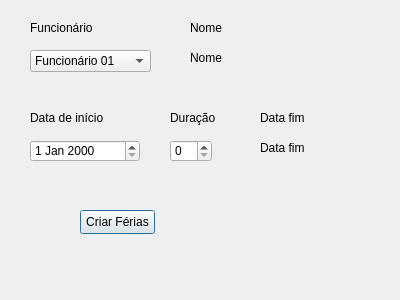
efabreu/Ferramentas-de-manuten-o, file ferias.ui: the form before one commit.
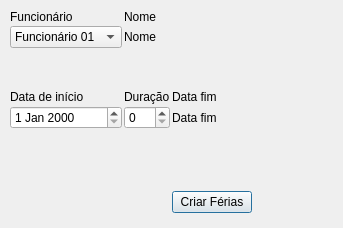
The form after the commit.

What changed in the file:
```diff
--- a/ferias.ui
+++ b/ferias.ui
@@ -6,133 +6,102 @@
    <rect>
     <x>0</x>
     <y>0</y>
-    <width>400</width>
-    <height>300</height>
+    <width>343</width>
+    <height>228</height>
    </rect>
   </property>
   <property name="windowTitle">
    <string>Dialog</string>
   </property>
-  <widget class="QSpinBox" name="spinBox_duracao">
+  <widget class="QWidget" name="layoutWidget">
    <property name="geometry">
     <rect>
-     <x>170</x>
-     <y>140</y>
-     <width>42</width>
-     <height>22</height>
+     <x>10</x>
+     <y>10</y>
+     <width>321</width>
+     <height>201</height>
     </rect>
    </property>
-  </widget>
-  <widget class="QDateEdit" name="dateEdit_inicio">
-   <property name="geometry">
-    <rect>
-     <x>30</x>
-     <y>140</y>
-     <width>110</width>
-     <height>22</height>
-    </rect>
-   </property>
-  </widget>
-  <widget class="QLabel" name="label_inicio">
-   <property name="geometry">
-    <rect>
-     <x>30</x>
-     <y>110</y>
-     <width>111</width>
-     <height>16</height>
-    </rect>
-   </property>
+   <layout class="QGridLayout" name="gridLayout">
+    <property name="sizeConstraint">
+     <enum>QLayout::SetFixedSize</enum>
+    </property>
+    <property name="spacing">
+     <number>2</number>
+    </property>
+    <item row="2" column="1" colspan="2">
+     <widget class="QLabel" name="label_nome_2">
    <property name="text">
-    <string>Data de início</string>
-   </property>
-  </widget>
-  <widget class="QLabel" name="label_duracao">
-   <property name="geometry">
-    <rect>
-     <x>170</x>
-     <y>110</y>
-     <width>51</width>
-     <height>16</height>
-    </rect>
-   </property>
-   <property name="text">
-    <string>Duração</string>
-   </property>
-  </widget>
-  <widget class="QLabel" name="label_fim">
-   <property name="geometry">
-    <rect>
-     <x>260</x>
-     <y>110</y>
-     <width>111</width>
-     <height>16</height>
-    </rect>
-   </property>
-   <property name="text">
-    <string>Data fim</string>
-   </property>
-  </widget>
-  <widget class="QLabel" name="label_fim_data">
-   <property name="geometry">
-    <rect>
-     <x>260</x>
-     <y>140</y>
-     <width>111</width>
-     <height>16</height>
-    </rect>
-   </property>
-   <property name="text">
-    <string>Data fim</string>
-   </property>
-  </widget>
+       <string>Nome</string>
+      </property>
+     </widget>
+    </item>
+    <item row="5" column="0">
+     <widget class="QDateEdit" name="dateEdit_inicio"/>
+    </item>
+    <item row="6" column="0">
+     <spacer name="verticalSpacer_2">
+      <property name="orientation">
+       <enum>Qt::Vertical</enum>
+      </property>
+      <property name="sizeType">
+       <enum>QSizePolicy::Fixed</enum>
+      </property>
+      <property name="sizeHint" stdset="0">
+       <size>
+        <width>20</width>
+        <height>60</height>
+       </size>
+      </property>
+     </spacer>
+    </item>
+    <item row="7" column="2">
   <widget class="QPushButton" name="pushButton_criarferias">
-   <property name="geometry">
-    <rect>
-     <x>80</x>
-     <y>210</y>
-     <width>75</width>
-     <height>24</height>
-    </rect>
-   </property>
    <property name="text">
     <string>Criar Férias</string>
    </property>
   </widget>
+    </item>
+    <item row="4" column="0">
+     <widget class="QLabel" name="label_inicio">
+      <property name="text">
+       <string>Data de início</string>
+      </property>
+     </widget>
+    </item>
+    <item row="0" column="0">
   <widget class="QLabel" name="label_funcionario">
-   <property name="geometry">
-    <rect>
-     <x>30</x>
-     <y>20</y>
-     <width>71</width>
-     <height>16</height>
-    </rect>
-   </property>
    <property name="text">
     <string>Funcionário</string>
    </property>
   </widget>
+    </item>
+    <item row="5" column="1">
+     <widget class="QSpinBox" name="spinBox_duracao"/>
+    </item>
+    <item row="4" column="1">
+     <widget class="QLabel" name="label_duracao">
+      <property name="text">
+       <string>Duração</string>
+      </property>
+     </widget>
+    </item>
+    <item row="0" column="1">
   <widget class="QLabel" name="label_nome">
-   <property name="geometry">
-    <rect>
-     <x>190</x>
-     <y>20</y>
-     <width>49</width>
-     <height>16</height>
-    </rect>
-   </property>
    <property name="text">
     <string>Nome</string>
    </property>
   </widget>
+    </item>
+    <item row="4" column="2">
+     <widget class="QLabel" name="label_fim">
+      <property name="text">
+       <string>Data fim</string>
+      </property>
+     </widget>
+    </item>
+    <item row="2" column="0">
   <widget class="QComboBox" name="comboBox_funcionario">
-   <property name="geometry">
-    <rect>
-     <x>30</x>
-     <y>50</y>
-     <width>121</width>
-     <height>22</height>
-    </rect>
-   </property>
    <item>
     <property name="text">
      <string>Funcionário 01</string>
@@ -184,18 +153,31 @@
     </property>
    </item>
   </widget>
-  <widget class="QLabel" name="label_nome_2">
-   <property name="geometry">
-    <rect>
-     <x>190</x>
-     <y>50</y>
-     <width>131</width>
-     <height>16</height>
-    </rect>
-   </property>
+    </item>
+    <item row="5" column="2">
+     <widget class="QLabel" name="label_fim_data">
    <property name="text">
-    <string>Nome</string>
-   </property>
+       <string>Data fim</string>
+      </property>
+     </widget>
+    </item>
+    <item row="3" column="0">
+     <spacer name="verticalSpacer">
+      <property name="orientation">
+       <enum>Qt::Vertical</enum>
+      </property>
+      <property name="sizeType">
+       <enum>QSizePolicy::Preferred</enum>
+      </property>
+      <property name="sizeHint" stdset="0">
+       <size>
+        <width>20</width>
+        <height>40</height>
+       </size>
+      </property>
+     </spacer>
+    </item>
+   </layout>
   </widget>
  </widget>
  <resources/>
```
Lines whose indentation alone changed are shown as unchanged.
